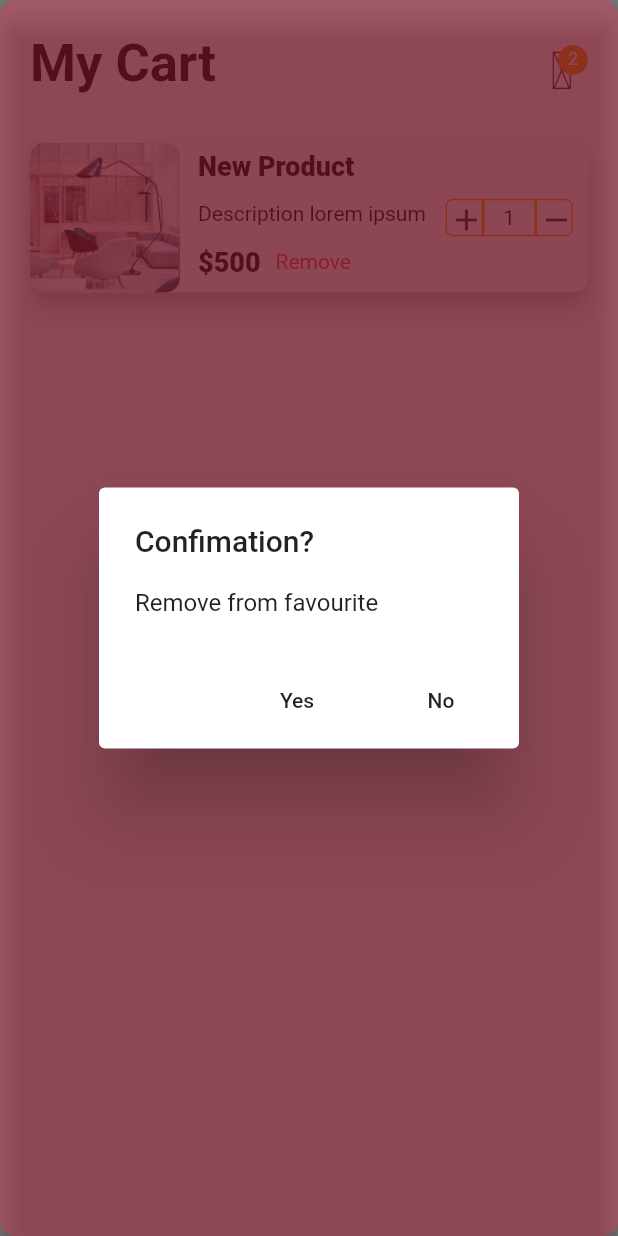
After one commit to dexterTalha/shoppy_app, a Flutter app: the ShoppingCart screen opened directly, after a tap on "Remove", on a phone screen of 412 x 824 dp. The commit adds this screen. Run offline on Flutter 3.47's test engine with Material 2 defaults, Android fonts, the phone set to English and light mode, and no system bars; our stand-ins replace flutter_icons, fluttertoast, like_button, rxdart, shared_preferences; missing offline and left inert: pin_entry_text_field; accounts and stored records are empty; project files that could hold a hidden picture were left out.

Commit message:
cart screen

```diff
--- /dev/null
+++ b/lib/screens/cart.dart
@@ -0,0 +1,242 @@
+import 'package:shoppy_app/widgets/badge.dart';
+import 'package:flutter/material.dart';
+import 'package:flutter_icons/feather.dart';
+
+class ShoppingCart extends StatefulWidget {
+  @override
+  _ShoppingCartState createState() => _ShoppingCartState();
+}
+
+class _ShoppingCartState extends State<ShoppingCart> {
+  @override
+  Widget build(BuildContext context) {
+    return Scaffold(
+      body: SafeArea(
+        child: Container(
+          child: Column(
+            children: <Widget>[
+              Container(
+                width: MediaQuery.of(context).size.width,
+                child: Padding(
+                  padding: EdgeInsets.only(top: 20, left: 20),
+                  child: Row(
+                    mainAxisAlignment: MainAxisAlignment.spaceBetween,
+                    children: <Widget>[
+                      Text(
+                        "My Cart",
+                        style: TextStyle(
+                          fontSize: 35,
+                          fontWeight: FontWeight.bold,
+                        ),
+                      ),
+                      Padding(
+                        padding: EdgeInsets.only(top: 10, right: 20),
+                        child: Stack(
+                          children: <Widget>[
+                            Icon(
+                              Feather.getIconData("shopping-cart"),
+                              size: 35,
+                            ),
+                            Positioned(
+                              right: 0.0,
+                              child: Container(
+                                padding: EdgeInsets.all(1),
+                                decoration: BoxDecoration(
+                                  color: Theme.of(context).accentColor,
+                                  borderRadius: BorderRadius.circular(10),
+                                ),
+                                constraints: BoxConstraints(
+                                  minWidth: 20,
+                                  minHeight: 20,
+                                ),
+                                child: Padding(
+                                  padding: EdgeInsets.only(top: 1),
+                                  child: Text(
+                                    '2',
+                                    style: TextStyle(
+                                      color: Colors.white,
+                                      fontSize: 12,
+                                    ),
+                                    textAlign: TextAlign.center,
+                                  ),
+                                ),
+                              ),
+                            )
+                          ],
+                        ),
+                      )
+                    ],
+                  ),
+                ),
+              ),
+              SizedBox(
+                height: 20,
+              ),
+              generateCartItem()
+            ],
+          ),
+        ),
+      ),
+    );
+  }
+
+  Widget generateCartItem() {
+    return Padding(
+      padding: const EdgeInsets.only(top: 10.0, right: 20, left: 20),
+      child: Material(
+        borderRadius: BorderRadius.circular(10),
+        elevation: 6,
+        child: Container(
+          width: double.infinity,
+          height: 100,
+          child: Row(
+            children: <Widget>[
+              ClipRRect(
+                borderRadius: BorderRadius.circular(10),
+                child: Image.asset(
+                  'assets/1.jpeg',
+                  height: 100,
+                  width: 100,
+                  fit: BoxFit.cover,
+                ),
+              ),
+              Padding(
+                padding: const EdgeInsets.only(top: 5.0, left: 12.0, bottom: 10),
+                child: Column(
+                  crossAxisAlignment: CrossAxisAlignment.start,
+                  mainAxisAlignment: MainAxisAlignment.spaceBetween,
+                  children: <Widget>[
+                    Text(
+                      "New Product",
+                      style: TextStyle(
+                        fontSize: 18,
+                        fontWeight: FontWeight.w800,
+                      ),
+                    ),
+                    SizedBox(
+                      height: 10,
+                    ),
+                    Flexible(
+                      child: Text(
+                        "Description lorem ipsum",
+                        style: TextStyle(
+                          fontSize: 14,
+                        ),
+                        overflow: TextOverflow.ellipsis,
+                        maxLines: 1,
+                        softWrap: true,
+                        textAlign: TextAlign.start,
+                      ),
+                    ),
+                    SizedBox(
+                      height: 10,
+                    ),
+                    Flexible(
+                      child: Row(
+                        mainAxisAlignment: MainAxisAlignment.spaceBetween,
+                        children: <Widget>[
+                          Text(
+                            "\$500",
+                            style: TextStyle(
+                              fontSize: 18,
+                              fontWeight: FontWeight.w800,
+                            ),
+                          ),
+                          SizedBox(
+                            width: 10,
+                          ),
+                          GestureDetector(
+                            onTap: () {
+                              showDialog(
+                                  context: context,
+                                  builder: (context) {
+                                    return Material(
+                                      color: Color(0x55ff2d55),
+                                      borderRadius: BorderRadius.circular(10),
+                                      elevation: 6,
+                                      child: AlertDialog(
+                                        title: Text("Confimation?"),
+                                        content: Text("Remove from favourite"),
+                                        actions: <Widget>[
+                                          MaterialButton(
+                                              onPressed: () {},
+                                              child: Text("Yes")),
+                                          MaterialButton(
+                                              onPressed: () {
+                                                Navigator.pop(context);
+                                              },
+                                              child: Text("No"))
+                                        ],
+                                      ),
+                                    );
+                                  });
+                            },
+                            child: Text(
+                              "Remove",
+                              style: TextStyle(
+                                color: Colors.red,
+                                fontSize: 14,
+                              ),
+                            ),
+                          ),
+                        ],
+                      ),
+                    ),
+                  ],
+                ),
+              ),
+              Flexible(
+                child: Padding(
+                  padding: const EdgeInsets.only(right: 10),
+                  child: Row(
+                    mainAxisAlignment: MainAxisAlignment.end,
+                    children: <Widget>[
+                      Container(
+                        height: 25,
+                        width: 25,
+                        decoration: BoxDecoration(
+                         borderRadius: BorderRadius.only(topLeft: Radius.circular(5), bottomLeft: Radius.circular(5),),
+
+                          border: Border.all(width: 1, color: Theme.of(context).accentColor,)
+                        ),
+                        child: Padding(
+                          padding: const EdgeInsets.all(1.0),
+                          child: Icon(Icons.add),
+                        ),
+                      ),
+                      Container(
+                        height: 25,
+                        width: 35,
+                        decoration: BoxDecoration(
+
+                          border: Border.all(width: 1, color: Theme.of(context).accentColor,)
+                        ),
+                        child: Padding(
+                          padding: const EdgeInsets.all(1.0),
+                          child: Center(child: Text("1")),
+                        ),
+                      ),
+                       Container(
+                        height: 25,
+                        width: 25,
+                        decoration: BoxDecoration(
+                          borderRadius: BorderRadius.only(topRight: Radius.circular(5), bottomRight: Radius.circular(5),),
+
+                          border: Border.all(width: 1, color: Theme.of(context).accentColor,)
+                        ),
+                        child: Padding(
+                          padding: const EdgeInsets.all(1.0),
+                          child: Icon(Icons.remove),
+                        ),
+                      ),
+                    ],
+                  ),
+                ),
+              )
+            ],
+          ),
+        ),
+      ),
+    );
+  }
+}
--- a/lib/screens/edit_profile_screen.dart
+++ b/lib/screens/edit_profile_screen.dart
@@ -48,7 +48,7 @@ class _EditProfileState extends State<EditProfile> {
                             color: Colors.black, fontFamily: 'SFUIDisplay'),
                         decoration: InputDecoration(
                             border: OutlineInputBorder(),
-                            labelText: 'Username',
+                            labelText: 'Full Name',
                             prefixIcon:
                                 Icon(Icons.person_outline, color: Colors.black),
                             labelStyle:
@@ -156,6 +156,7 @@ class _EditProfileState extends State<EditProfile> {
       mainAxisAlignment: MainAxisAlignment.start,
       children: <Widget>[
         Radio(
+          autofocus: true,
           activeColor: Theme.of(context).accentColor,
           value: gender[btnValue],
           groupValue: select,
--- a/lib/widgets/badge.dart
+++ b/lib/widgets/badge.dart
@@ -1,4 +1,6 @@
+import 'package:shoppy_app/helpers/customer_page_route.dart';
 import 'package:flutter/material.dart';
+import 'package:shoppy_app/screens/cart.dart';
 
 class IconBadge extends StatefulWidget {
 
@@ -17,8 +19,13 @@ class _IconBadgeState extends State<IconBadge> {
   Widget build(BuildContext context) {
     return Stack(
       children: <Widget>[
-        Icon(
-          widget.icon,
+        GestureDetector(
+          onTap: (){
+            Navigator.push(context, CustomPageRoute(newPage: ShoppingCart()));
+          },
+          child: Icon(
+            widget.icon,
+          ),
         ),
         Positioned(
           right: 0.0,
```
